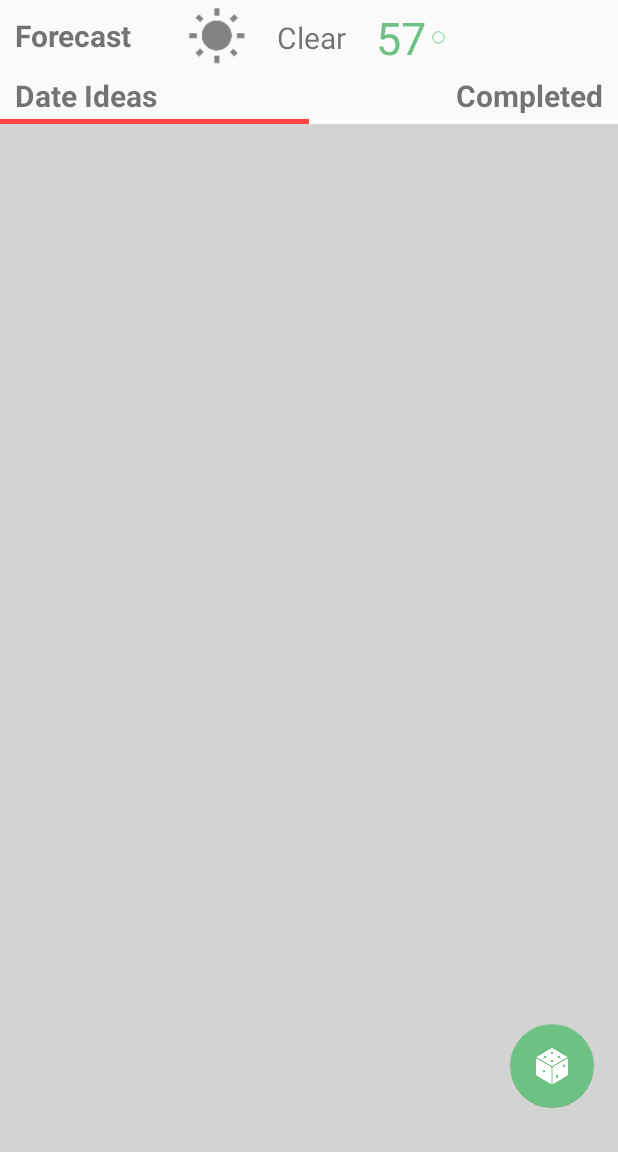
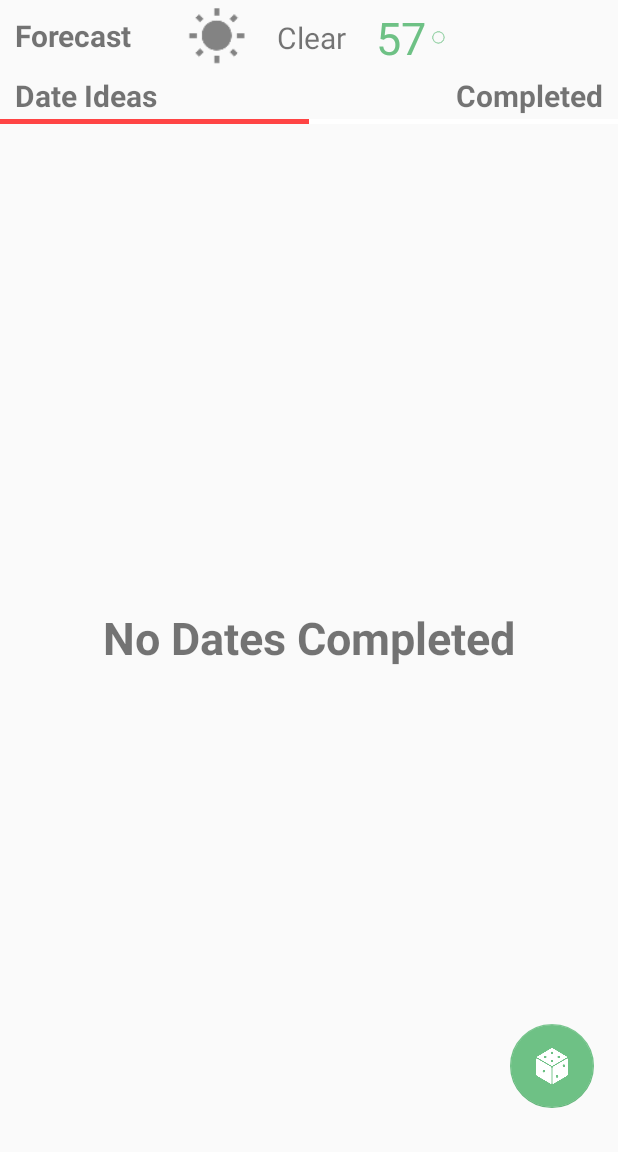
Before and after one commit to warrington591/Randevu, an Android app: the fragment SelectedIdeasFragment placed in its activity, on a phone screen of 412 x 824 dp, the part 84-1236 px from its top. Run offline under Robolectric (Android 15) with nearby library versions, the phone set to English and light mode, and no system bars; our stand-ins replace ButterKnife, Firebase (no records; nobody signed in at launch, a user with empty details on screens opened directly); libraries missing offline, so code that uses them is left out: com.facebook.stetho, com.firebase.ui, org.greenrobot.greendao; pictures from the network do not load; 4 statements that could not run were skipped.

Commit message:
Added text to be displayed when no dates have been completed

```diff
--- a/app/src/main/java/xyz/warringtons/daterandevu/Fragments/SelectedIdeasFragment.java
+++ b/app/src/main/java/xyz/warringtons/daterandevu/Fragments/SelectedIdeasFragment.java
@@ -23,6 +23,7 @@ import android.widget.EditText;
 import android.widget.ImageView;
 import android.widget.RadioButton;
 import android.widget.RadioGroup;
+import android.widget.RelativeLayout;
 import android.widget.TextView;
 import android.widget.Toast;
 
@@ -92,6 +93,9 @@ public class SelectedIdeasFragment extends BaseFragment {
     @BindView(R.id.rightLineSeperator)
     View rightLine;
 
+    @BindView(R.id.noDatesCompleted)
+    RelativeLayout noDatesCompleted;
+
 
     private List<Activities> allActivites, firebaseActivites;
     private List<Activities> incompleteActivites;
@@ -114,6 +118,7 @@ public class SelectedIdeasFragment extends BaseFragment {
     private String categoryId;
     private Boolean showCompleted= false;
     private Handler mainHandler;
+    private int amountOfActivities;
 
     @Override
     public View onCreateView(LayoutInflater inflater, @Nullable ViewGroup container, Bundle savedInstanceState) {
@@ -311,8 +316,17 @@ public class SelectedIdeasFragment extends BaseFragment {
             public void onDataChange(DataSnapshot dataSnapshot) {
                 allActivites = new ArrayList<>();
                 collectAllActivities(dataSnapshot);
-                dateIdeasRV.setAdapter(dateAdapter);
-                initSwipe();
+
+                if(amountOfActivities!=0){
+                    dateIdeasRV.setVisibility(View.VISIBLE);
+                    noDatesCompleted.setVisibility(View.GONE);
+                    dateIdeasRV.setAdapter(dateAdapter);
+                    initSwipe();
+                }else{
+                    dateIdeasRV.setVisibility(View.GONE);
+                    noDatesCompleted.setVisibility(View.VISIBLE);
+                }
+
             }
 
             @Override
@@ -335,6 +349,8 @@ public class SelectedIdeasFragment extends BaseFragment {
                 allActivites.add(currentActivity);
             }
         }
+
+        amountOfActivities = allActivites.size();
 
         dateAdapter = new SelectedIdeasAdapter(allActivites, new SelectedCallback() {
 
--- a/app/src/main/res/layout/selected_date_ideas.xml
+++ b/app/src/main/res/layout/selected_date_ideas.xml
@@ -1,8 +1,10 @@
 <?xml version="1.0" encoding="utf-8"?>
 <RelativeLayout xmlns:android="http://schemas.android.com/apk/res/android"
     xmlns:app="http://schemas.android.com/apk/res-auto"
-    android:orientation="vertical" android:layout_width="match_parent"
-    android:layout_height="match_parent">
+    android:layout_width="match_parent"
+    android:layout_height="match_parent"
+    android:gravity="center_horizontal"
+    >
 
     <TextView
         android:id="@+id/weatherLabel"
@@ -16,7 +18,7 @@
 
 
     <LinearLayout
-        android:gravity="center"
+        android:gravity="center_horizontal"
         android:id="@+id/weatherLL"
         android:layout_width="match_parent"
         android:layout_height="50dp"
@@ -130,7 +132,23 @@
 
     </LinearLayout>
 
+    <RelativeLayout
+        android:id="@+id/noDatesCompleted"
+        android:layout_width="match_parent"
+        android:layout_height="match_parent"
+        android:layout_below="@id/lineSeperator"
+        android:gravity="center"
+        >
 
+        <TextView
+            android:layout_width="wrap_content"
+            android:layout_height="wrap_content"
+            android:text="No Dates Completed"
+            android:textSize="30sp"
+            android:textStyle="bold"
+            />
+
+    </RelativeLayout>
 
 
 
```
Also changed, not shown: 34 other files.
